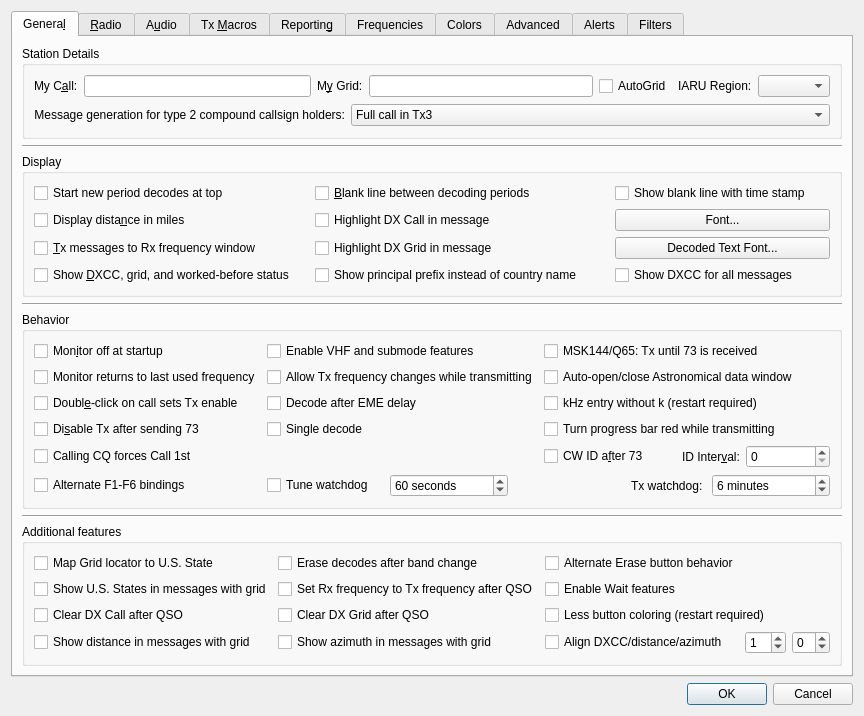
First picture: the form in Configuration.ui, repository IT9CJC/wsjtx-eme-mods, before the edit.
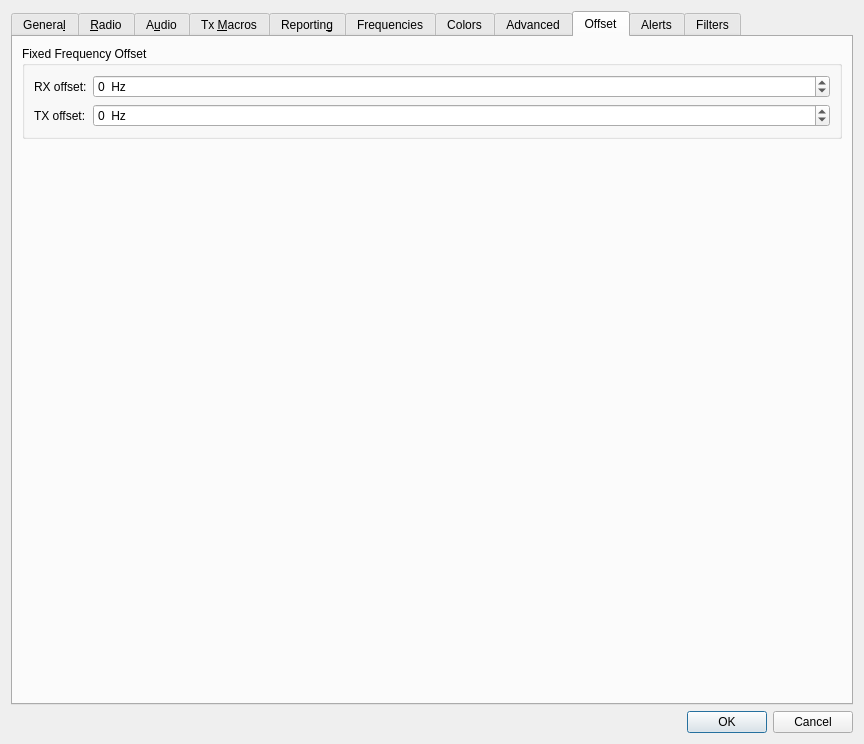
Second picture: the form after the edit. The open tabs and pages were chosen to show the change. Custom widgets are drawn as their Qt base class.

Commit message:
v3.0.6-devel: language selector and fixed frequency offset
Add language combo (System default / English) in Settings > General
with restart-required message. Add separate RX/TX fixed frequency
offsets (±100 MHz) on a new Settings > Offset tab, applied alongside
station offsets before calibration.

Patch:
```diff
--- a/Configuration.ui
+++ b/Configuration.ui
@@ -112,6 +112,23 @@
                 </property>
                </widget>
               </item>
+              <item row="1" column="0">
+               <widget class="QLabel" name="language_label">
+                <property name="text">
+                 <string>Language:</string>
+                </property>
+                <property name="buddy">
+                 <cstring>language_combo_box</cstring>
+                </property>
+               </widget>
+              </item>
+              <item row="1" column="1">
+               <widget class="QComboBox" name="language_combo_box">
+                <property name="toolTip">
+                 <string>&lt;html&gt;&lt;head/&gt;&lt;body&gt;&lt;p&gt;Select the user interface language. Requires a restart to take effect.&lt;/p&gt;&lt;/body&gt;&lt;/html&gt;</string>
+                </property>
+               </widget>
+              </item>
              </layout>
             </item>
            </layout>
@@ -4218,6 +4235,93 @@
        </item>
       </layout>
      </widget>
+     <widget class="QWidget" name="offset_tab">
+      <attribute name="title">
+       <string>Offset</string>
+      </attribute>
+      <layout class="QVBoxLayout" name="verticalLayout_offset">
+       <item>
+        <widget class="QGroupBox" name="fixed_offset_group_box">
+         <property name="title">
+          <string>Fixed Frequency Offset</string>
+         </property>
+         <layout class="QFormLayout" name="formLayout_fixed_offset">
+          <item row="0" column="0">
+           <widget class="QLabel" name="fixed_rx_offset_label">
+            <property name="text">
+             <string>RX offset:</string>
+            </property>
+            <property name="buddy">
+             <cstring>fixed_rx_offset_spin_box</cstring>
+            </property>
+           </widget>
+          </item>
+          <item row="0" column="1">
+           <widget class="QSpinBox" name="fixed_rx_offset_spin_box">
+            <property name="toolTip">
+             <string>Fixed offset added to the RX frequency sent to the radio (Hz). Use for transverter IF offsets.</string>
+            </property>
+            <property name="suffix">
+             <string>  Hz</string>
+            </property>
+            <property name="minimum">
+             <number>-100000000</number>
+            </property>
+            <property name="maximum">
+             <number>100000000</number>
+            </property>
+            <property name="singleStep">
+             <number>1000</number>
+            </property>
+           </widget>
+          </item>
+          <item row="1" column="0">
+           <widget class="QLabel" name="fixed_tx_offset_label">
+            <property name="text">
+             <string>TX offset:</string>
+            </property>
+            <property name="buddy">
+             <cstring>fixed_tx_offset_spin_box</cstring>
+            </property>
+           </widget>
+          </item>
+          <item row="1" column="1">
+           <widget class="QSpinBox" name="fixed_tx_offset_spin_box">
+            <property name="toolTip">
+             <string>Fixed offset added to the TX frequency sent to the radio (Hz). Use for transverter IF offsets.</string>
+            </property>
+            <property name="suffix">
+             <string>  Hz</string>
+            </property>
+            <property name="minimum">
+             <number>-100000000</number>
+            </property>
+            <property name="maximum">
+             <number>100000000</number>
+            </property>
+            <property name="singleStep">
+             <number>1000</number>
+            </property>
+           </widget>
+          </item>
+         </layout>
+        </widget>
+       </item>
+       <item>
+        <spacer name="offset_tab_spacer">
+         <property name="orientation">
+          <enum>Qt::Vertical</enum>
+         </property>
+         <property name="sizeHint" stdset="0">
+          <size>
+           <width>20</width>
+           <height>40</height>
+          </size>
+         </property>
+        </spacer>
+       </item>
+      </layout>
+     </widget>
      <widget class="QWidget" name="alerts_tab">
       <attribute name="title">
        <string>Alerts</string>
```
The commit also changes 5 other files.
